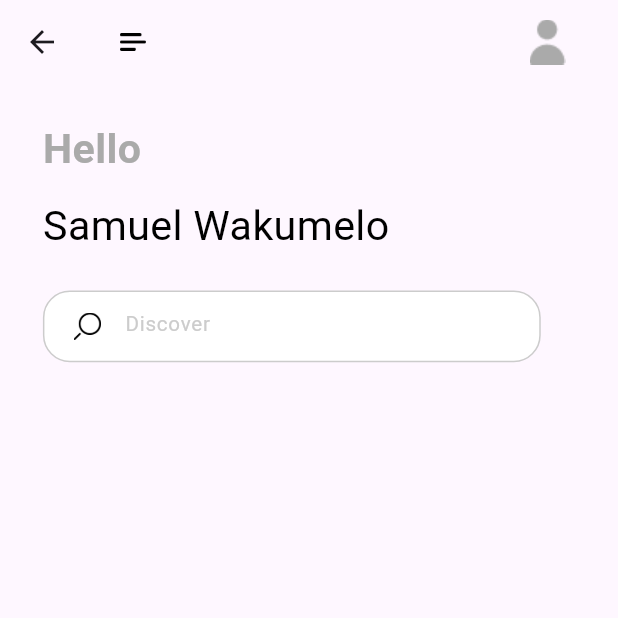
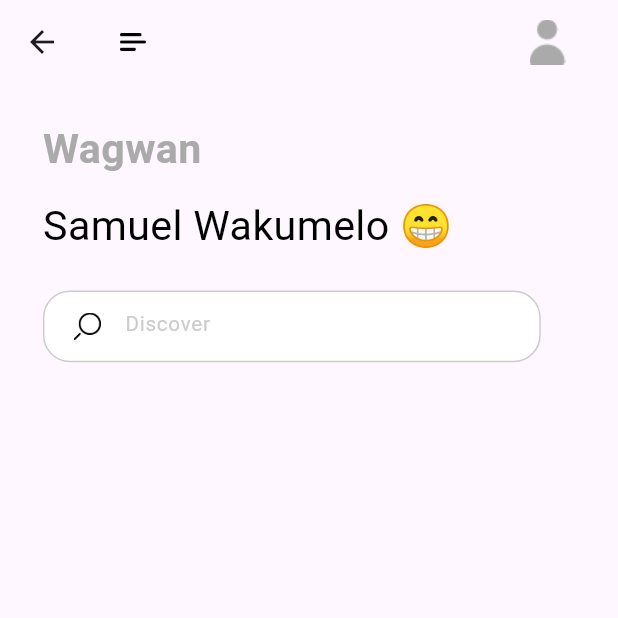
Before and after one commit to SamWaku/apploans, a Flutter app: the HomePage screen opened directly, on a phone screen of 412 x 824 dp, the top half of it. Run offline on Flutter 3.47's test engine with Material 3 defaults, Android fonts, the phone set to English and light mode, and no system bars; our stand-ins replace dots_indicator, firebase_auth, firebase_core, flutter_bloc, flutter_screenutil, shared_preferences; accounts and stored records are empty; Roboto replaces fonts that are missing (Avenir).

```diff
--- a/lib/pages/Home/home_page.dart
+++ b/lib/pages/Home/home_page.dart
@@ -25,7 +25,7 @@ class _HomePageState extends State<HomePage> {
             Container(
               margin: EdgeInsets.only(top: 20.h),
               child: homePageText(
-                "Hello",
+                "Wagwan",
                 FontWeight.bold,
                 24.sp,
                 AppColors.primaryThirdElementText,
@@ -34,7 +34,7 @@ class _HomePageState extends State<HomePage> {
             Container(
               margin: EdgeInsets.only(top: 10.h),
               child: homePageText(
-                "Samuel Wakumelo",
+                "Samuel Wakumelo 😁",
                 FontWeight.normal,
                 24.sp,
                 AppColors.primaryText,
```
